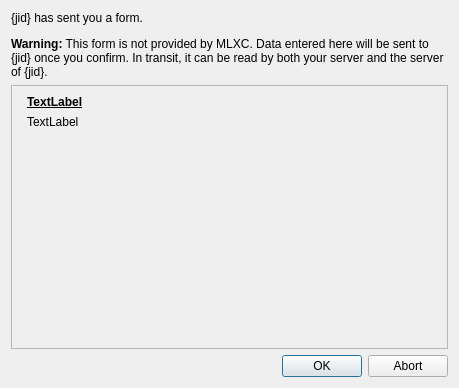
This is data/dlg_data_form.ui in jabbercat/jabbercat as Qt 5 draws it before an edit. The edited form follows.
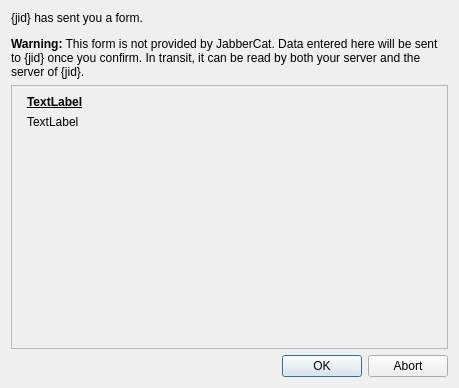
This is the edited form.

Patch:
```diff
--- a/data/dlg_data_form.ui
+++ b/data/dlg_data_form.ui
@@ -17,7 +17,7 @@
    <item>
     <widget class="QLabel" name="warning">
      <property name="text">
-      <string>&lt;html&gt;&lt;head/&gt;&lt;body&gt;&lt;p&gt;{jid} has sent you a form.&lt;/p&gt;&lt;p&gt;&lt;span style=&quot; font-weight:600;&quot;&gt;Warning:&lt;/span&gt; This form is not provided by MLXC. Data entered here will be sent to {jid} once you confirm. In transit, it can be read by both your server and the server of {jid}.&lt;/p&gt;&lt;/body&gt;&lt;/html&gt;</string>
+      <string>&lt;html&gt;&lt;head/&gt;&lt;body&gt;&lt;p&gt;{jid} has sent you a form.&lt;/p&gt;&lt;p&gt;&lt;span style=&quot; font-weight:600;&quot;&gt;Warning:&lt;/span&gt; This form is not provided by JabberCat. Data entered here will be sent to {jid} once you confirm. In transit, it can be read by both your server and the server of {jid}.&lt;/p&gt;&lt;/body&gt;&lt;/html&gt;</string>
      </property>
      <property name="wordWrap">
       <bool>true</bool>
```
